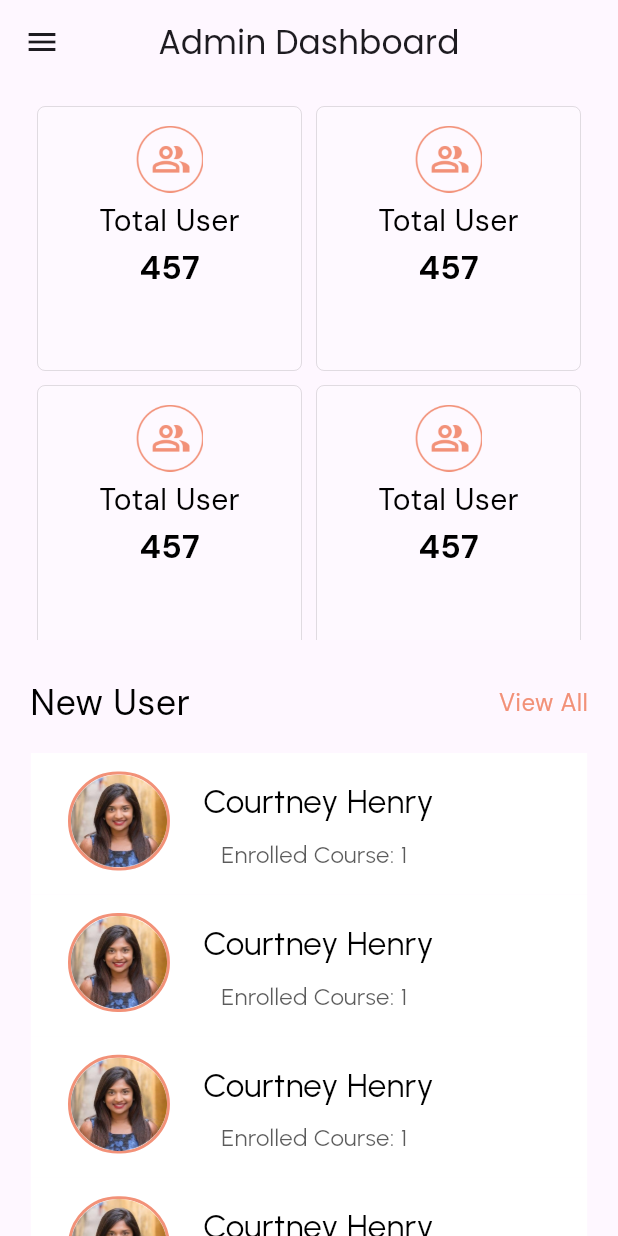
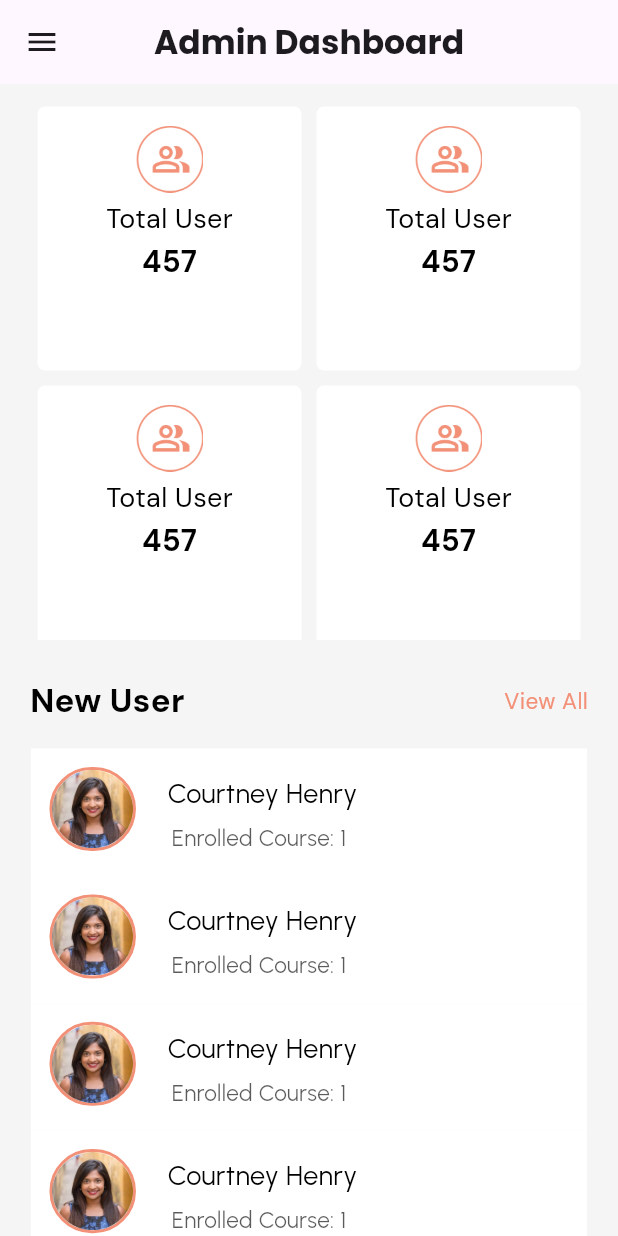
Before and after one commit to RupeshUig/atelier-mandala-art, a Flutter app: the HomeScreen screen opened directly, on a phone screen of 412 x 824 dp. Run offline on Flutter 3.47's test engine with Material 3 defaults, Android fonts, the phone set to English and light mode, and no system bars; our stand-ins replace dotted_border, firebase_auth, firebase_core, firebase_storage, flutter_riverpod, get and 8 more; missing offline and left inert: dart:ffi, firebase_cloud_firestore, password_field_validator; accounts and stored records are empty.

Commit message:
Updation: homepage ui

```diff
--- a/adminpanel/lib/components/custom_latest_purchase_card.dart
+++ b/adminpanel/lib/components/custom_latest_purchase_card.dart
@@ -16,6 +16,8 @@ Widget customPurchaseCard(
         color: Colors.white,
       ),
       width: screenWidth * 0.9,
+      child: Padding(
+        padding: const EdgeInsets.symmetric(horizontal: 15.0, vertical: 5),
         child: Row(
           children: [
             Column(
@@ -29,7 +31,7 @@ Widget customPurchaseCard(
                   textEvent,
                   style: GoogleFonts.urbanist(
                     color: Colors.black,
-                  fontSize: 22,
+                    fontSize: 18,
                     // fontWeight: FontWeight.normal,
                   ),
                 ),
@@ -37,7 +39,7 @@ Widget customPurchaseCard(
                   textInstructor,
                   style: GoogleFonts.urbanist(
                     color: const Color.fromARGB(164, 0, 0, 0),
-                  fontSize: 16,
+                    fontSize: 15,
                   ),
                 ),
                 SizedBox(
@@ -63,5 +65,6 @@ Widget customPurchaseCard(
               ),
             )
           ],
+        ),
       ));
 }
--- a/adminpanel/lib/components/custom_new_user.dart
+++ b/adminpanel/lib/components/custom_new_user.dart
@@ -34,10 +34,10 @@ Widget customNewUserCard(
             mainAxisAlignment: MainAxisAlignment.start,
             crossAxisAlignment: CrossAxisAlignment.start,
             children: [
-              SizedBox(width: screenWidth * 0.06),
+              SizedBox(width: screenWidth * 0.03),
               Container(
-                height: screenHeight * 0.08,
-                width: screenWidth * 0.165,
+                height: screenHeight * 0.068,
+                width: screenWidth * 0.14,
                 decoration: BoxDecoration(
                     boxShadow: [
                       // BoxShadow(color: Colors.grey.shade300, blurRadius: 12)
@@ -65,18 +65,18 @@ Widget customNewUserCard(
                     " ${textUser}",
                     style: GoogleFonts.urbanist(
                       color: Colors.black,
-                      fontSize: 22,
+                      fontSize: 18,
                       // fontWeight: FontWeight.normal,
                     ),
                   ),
                   SizedBox(
-                    height: screenHeight * 0.01,
+                    height: screenHeight * 0.007,
                   ),
                   Text(
                     "Enrolled Course: ${EnrolledCourse}",
                     style: GoogleFonts.urbanist(
                       color: const Color.fromARGB(164, 0, 0, 0),
-                      fontSize: 16,
+                      fontSize: 15,
                     ),
                   ),
                 ],
--- a/adminpanel/lib/components/dashboard_tile.dart
+++ b/adminpanel/lib/components/dashboard_tile.dart
@@ -13,14 +13,15 @@ Widget customDashboardTile(
   final screenWidth = MediaQuery.of(context).size.width;
   return Container(
       decoration: BoxDecoration(
-        boxShadow: [
-          // BoxShadow(color: Colors.grey.shade300, blurRadius: 12)
-        ],
-        borderRadius: BorderRadius.circular(5),
-        border:
-            Border.all(width: 0.0, color: const Color.fromARGB(30, 0, 0, 0)),
-        color: const Color.fromARGB(55, 255, 255, 255),
-      ),
+          boxShadow: [
+            // BoxShadow(color: Colors.grey.shade300, blurRadius: 12)
+          ],
+          borderRadius: BorderRadius.circular(5),
+          border:
+              // Border.all(width: 0.0, color: const Color.fromARGB(30, 0, 0, 0)),
+              Border.all(width: 0.0, color: Colors.transparent),
+          // color: const Color.fromARGB(55, 255, 255, 255),
+          color: Colors.white),
       height: screenHeight * 0.4,
       width: screenWidth * 0.3,
       // onTap: function,
@@ -56,7 +57,7 @@ Widget customDashboardTile(
               textcategory,
               style: GoogleFonts.dmSans(
                 color: Colors.black,
-                fontSize: 20,
+                fontSize: 18,
               ),
             ),
             SizedBox(
@@ -66,7 +67,7 @@ Widget customDashboardTile(
               totalCount,
               style: GoogleFonts.dmSans(
                   color: Colors.black,
-                  fontSize: 22,
+                  fontSize: 20,
                   fontWeight: FontWeight.bold),
             ),
           ],
--- a/adminpanel/lib/screens/home_screen.dart
+++ b/adminpanel/lib/screens/home_screen.dart
@@ -23,11 +23,12 @@ class _HomeScreenState extends State<HomeScreen> {
     final screenWidth = MediaQuery.of(context).size.width;
     User? user = FirebaseAuth.instance.currentUser;
     return Scaffold(
+      backgroundColor: Colors.grey.shade100,
       appBar: AppBar(
         centerTitle: true,
         title: Text(
           "Admin Dashboard",
-          style: GoogleFonts.poppins(fontSize: 22),
+          style: GoogleFonts.poppins(fontSize: 22, fontWeight: FontWeight.bold),
         ),
       ),
       body: Padding(
@@ -37,9 +38,9 @@ class _HomeScreenState extends State<HomeScreen> {
             mainAxisAlignment: MainAxisAlignment.start,
             crossAxisAlignment: CrossAxisAlignment.center,
             children: [
-              Container(
+              SizedBox(
                 height: screenHeight * 0.45,
-                child: Expanded(
+                // child: Expanded(
                 child: GridView.count(
                   primary: false,
                   padding:
@@ -70,7 +71,7 @@ class _HomeScreenState extends State<HomeScreen> {
                         context),
                   ],
                 ),
-                ),
+                // ),
               ),
               SizedBox(
                 height: screenHeight * 0.03,
@@ -82,14 +83,14 @@ class _HomeScreenState extends State<HomeScreen> {
                     "New User",
                     style: GoogleFonts.dmSans(
                         color: Colors.black,
-                      fontSize: 24,
-                    ),
+                        fontSize: 22,
+                        fontWeight: FontWeight.bold),
                   ),
                   Text(
                     "View All",
                     style: GoogleFonts.dmSans(
                       color: primaryColor,
-                      fontSize: 16,
+                      fontSize: 15,
                     ),
                   ),
                 ],
@@ -116,14 +117,14 @@ class _HomeScreenState extends State<HomeScreen> {
                     "Latest Purchases",
                     style: GoogleFonts.dmSans(
                         color: Colors.black,
-                      fontSize: 24,
-                    ),
+                        fontSize: 22,
+                        fontWeight: FontWeight.bold),
                   ),
                   Text(
                     "View All",
                     style: GoogleFonts.dmSans(
                       color: primaryColor,
-                      fontSize: 16,
+                      fontSize: 15,
                     ),
                   ),
                 ],
@@ -165,10 +166,8 @@ class _HomeScreenState extends State<HomeScreen> {
               title: const Text('Course'),
               onTap: () {
                 // Update the state of the app.
-                 Navigator.push(
-                    context,
-                    MaterialPageRoute(
-                        builder: (context) => const Course()));
+                Navigator.push(context,
+                    MaterialPageRoute(builder: (context) => const Course()));
               },
             ),
             ListTile(
```
Lines whose indentation alone changed are shown as unchanged.
